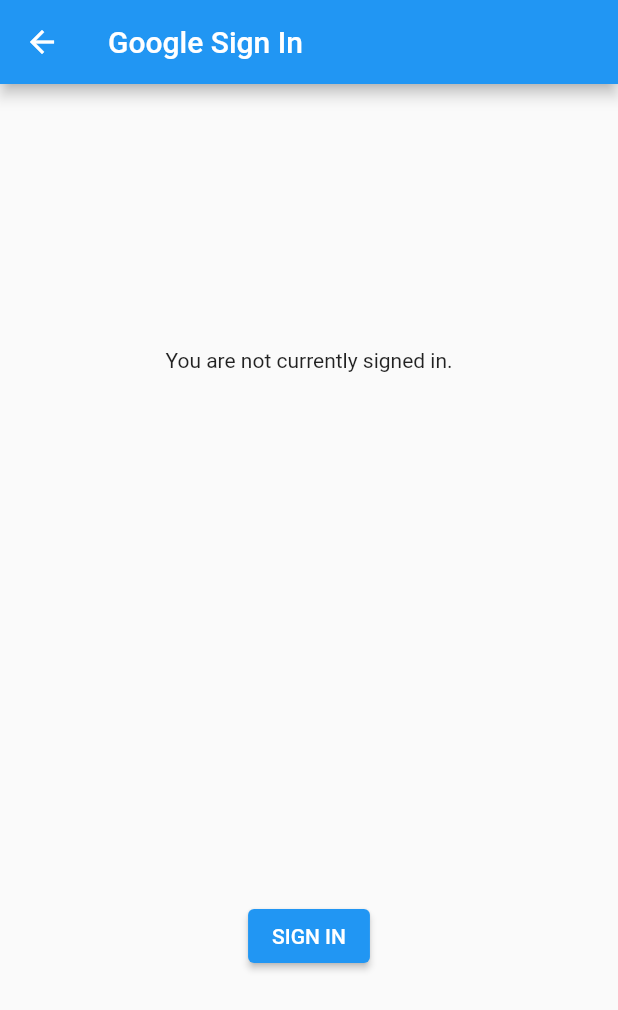
After one commit to realrajapaksha/todoflutterfirebase, a Flutter app: the screen it shows after launch, after a tap on the "login" icon, on a phone screen of 412 x 824 dp. The commit adds this screen. Shown: the top 1010 px of the screen. Run offline on Flutter 3.47's test engine with Material 2 defaults, Android fonts, the phone set to English and light mode, and no system bars; our stand-ins replace cloud_firestore, firebase_core, google_sign_in; accounts and stored records are empty.

Commit message:
sign in with google test

```diff
--- a/lib/main.dart
+++ b/lib/main.dart
@@ -2,6 +2,7 @@
 import 'package:flutter/material.dart';
 import 'package:firebase_core/firebase_core.dart';
 import 'package:todoflutterfirebase/models/task.dart';
+import 'package:todoflutterfirebase/screens/login.dart';
 import 'firebase_options.dart';
 import 'package:cloud_firestore/cloud_firestore.dart';
 
@@ -84,6 +85,14 @@
     print(_taskList.length);
     return Scaffold(
       appBar: AppBar(
+        actions: [
+          IconButton(
+              onPressed: () {
+                Navigator.push(context,
+                    MaterialPageRoute(builder: (context) => const SignInDemo()));
+              },
+              icon: const Icon(Icons.login))
+        ],
         title: const Text("Flutter Firebase"),
       ),
       body: Padding(
@@ -185,14 +194,16 @@
                               const SizedBox(
                                 height: 5,
                               ),
-                              Text(streamSnapshot.data!.docs[index]['descrtiption'])
+                              Text(streamSnapshot.data!.docs[index]
+                                  ['descrtiption'])
                             ],
                           ),
                           trailing: IconButton(
-                            alignment:  Alignment.topCenter,
+                              alignment: Alignment.topCenter,
                               onPressed: () {
-                                _deleteFirestoreData(
-                                    streamSnapshot.data!.docs[index]["id"].toString());
+                                _deleteFirestoreData(streamSnapshot
+                                    .data!.docs[index]["id"]
+                                    .toString());
                               },
                               icon:
                                   const Icon(Icons.delete, color: Colors.red)),
--- /dev/null
+++ b/lib/screens/login.dart
@@ -0,0 +1,100 @@
+import 'dart:async';
+
+import 'package:flutter/material.dart';
+import 'package:google_sign_in/google_sign_in.dart';
+
+GoogleSignIn _googleSignIn = GoogleSignIn(
+  scopes: <String>[
+    'email',
+  ],
+);
+
+void main() {
+  runApp(
+    const MaterialApp(
+      title: 'Google Sign In',
+      home: SignInDemo(),
+    ),
+  );
+}
+
+class SignInDemo extends StatefulWidget {
+  const SignInDemo({Key? key}) : super(key: key);
+
+  @override
+  State createState() => SignInDemoState();
+}
+
+class SignInDemoState extends State<SignInDemo> {
+  GoogleSignInAccount? _currentUser;
+
+  @override
+  void initState() {
+    super.initState();
+    _googleSignIn.onCurrentUserChanged.listen((GoogleSignInAccount? account) {
+      setState(() {
+        _currentUser = account;
+      });
+      if (_currentUser != null) {
+
+      }
+    });
+    _googleSignIn.signInSilently();
+  }
+
+  Future<void> _handleSignIn() async {
+    try {
+      await _googleSignIn.signIn();
+    } catch (error) {
+      print(error);
+    }
+  }
+
+  Future<void> _handleSignOut() => _googleSignIn.disconnect();
+
+  Widget _buildBody() {
+    final GoogleSignInAccount? user = _currentUser;
+    if (user != null) {
+      return Column(
+        mainAxisAlignment: MainAxisAlignment.spaceAround,
+        children: <Widget>[
+          ListTile(
+            leading: GoogleUserCircleAvatar(
+              identity: user,
+            ),
+            title: Text(user.displayName ?? ''),
+            subtitle: Text(user.email),
+          ),
+          const Text('Signed in successfully.'),
+          ElevatedButton(
+            onPressed: _handleSignOut,
+            child: const Text('SIGN OUT'),
+          ),
+        ],
+      );
+    } else {
+      return Column(
+        mainAxisAlignment: MainAxisAlignment.spaceAround,
+        children: <Widget>[
+          const Text('You are not currently signed in.'),
+          ElevatedButton(
+            onPressed: _handleSignIn,
+            child: const Text('SIGN IN'),
+          ),
+        ],
+      );
+    }
+  }
+
+  @override
+  Widget build(BuildContext context) {
+    return Scaffold(
+        appBar: AppBar(
+          title: const Text('Google Sign In'),
+        ),
+        body: ConstrainedBox(
+          constraints: const BoxConstraints.expand(),
+          child: _buildBody(),
+        ));
+  }
+}
--- a/pubspec.yaml
+++ b/pubspec.yaml
@@ -36,6 +36,7 @@
   cupertino_icons: ^1.0.2
   firebase_core: ^1.17.0
   cloud_firestore: ^3.1.15
+  google_sign_in: ^5.3.1
 
 dev_dependencies:
   flutter_test:
```
Also changed, not shown: pubspec.lock, 2 other files.
